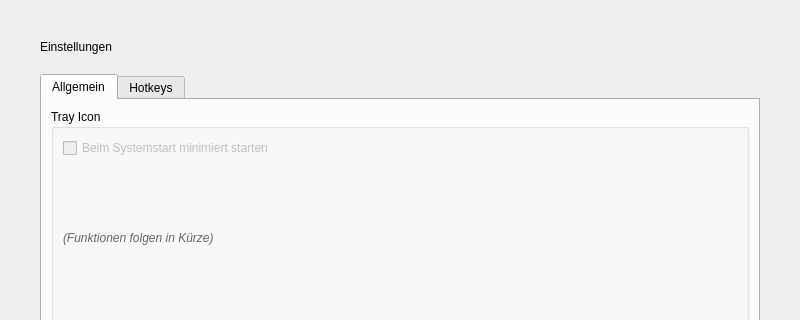
Before: the Qt Designer form src/smartdesk/ui/gui/pages/ui/settings_page.ui in Neongrau23/SmartDesk, drawn with Qt 5; both pictures show x 0 to 800 and y 0 to 320 of the 800 by 600 pixel window.
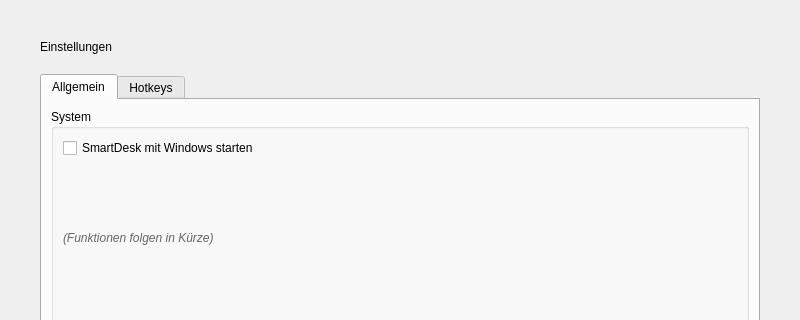
After: the same form once the commit is applied.

Commit message: feat: Implement autostart functionality via settings

Patch:
```diff
--- a/src/smartdesk/ui/gui/pages/ui/settings_page.ui
+++ b/src/smartdesk/ui/gui/pages/ui/settings_page.ui
@@ -33,12 +33,11 @@
       <layout class="QVBoxLayout" name="verticalLayout_general">
        <item>
         <widget class="QGroupBox" name="group_tray">
-         <property name="title"><string>Tray Icon</string></property>
+         <property name="title"><string>System</string></property>
          <layout class="QVBoxLayout" name="layout_tray">
           <item>
-           <widget class="QCheckBox" name="check_tray_startup">
-            <property name="text"><string>Beim Systemstart minimiert starten</string></property>
-            <property name="enabled"><bool>false</bool></property>
+           <widget class="QCheckBox" name="check_autostart">
+            <property name="text"><string>SmartDesk mit Windows starten</string></property>
            </widget>
           </item>
           <item>
```
The commit also changes 2 other files.
